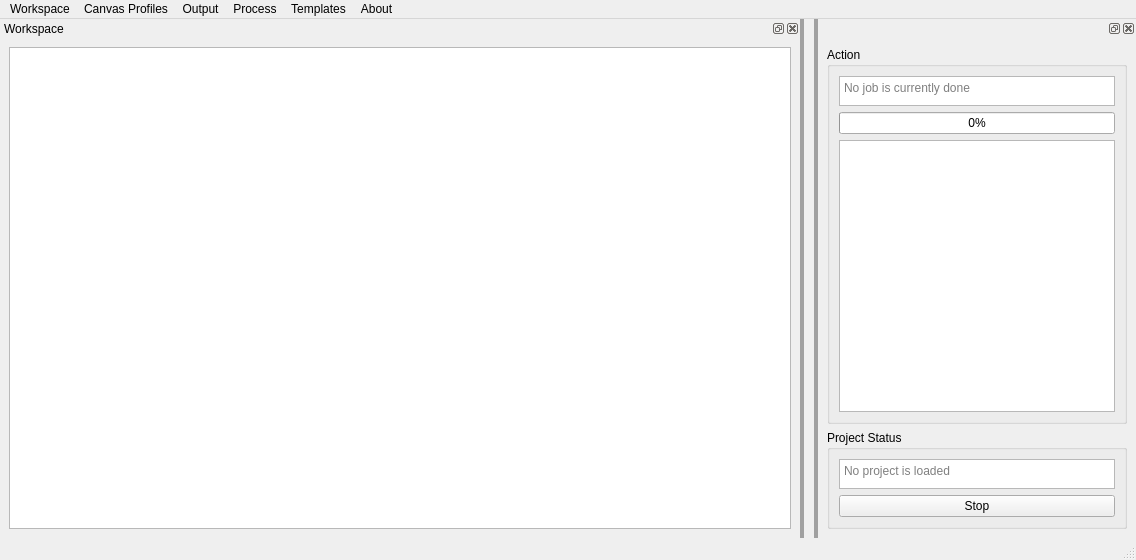
ShadobaDev/Platemaker-qt, file mainwindow/mainwindow.ui: the form before one commit.
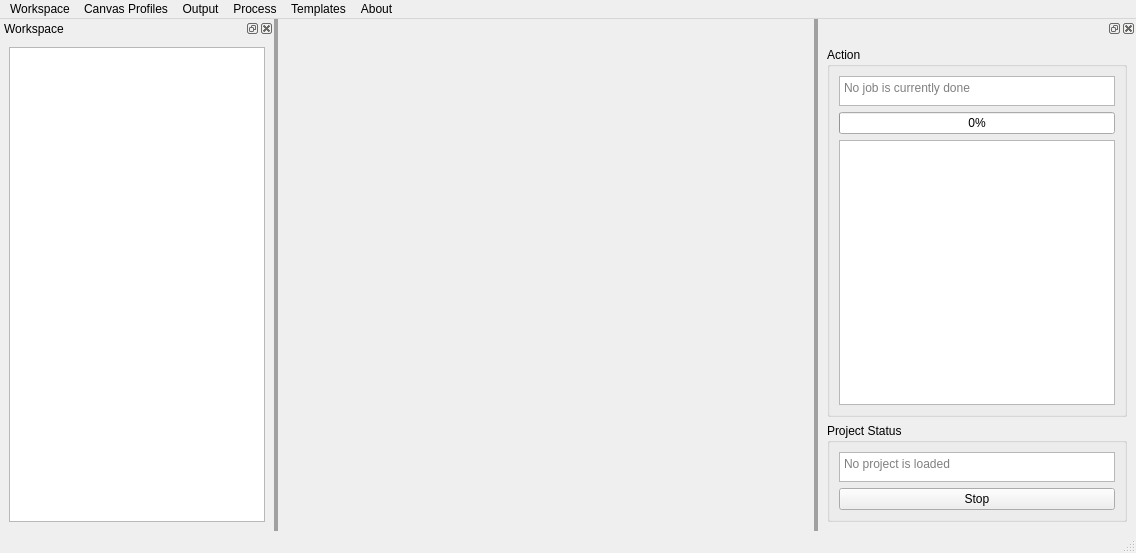
The form after the commit. Icons and pictures are not drawn.

Commit message: feat(docking): enhance docking layout for improved flexibility and usability

```diff
--- a/mainwindow/mainwindow.ui
+++ b/mainwindow/mainwindow.ui
@@ -259,8 +259,8 @@
   <widget class="QDockWidget" name="dockWidgetWorkspace">
    <property name="minimumSize">
     <size>
-     <width>800</width>
-     <height>514</height>
+     <width>200</width>
+     <height>200</height>
     </size>
    </property>
    <property name="windowTitle">
@@ -278,8 +278,8 @@
     </property>
     <property name="minimumSize">
      <size>
-      <width>500</width>
-      <height>500</height>
+      <width>150</width>
+      <height>150</height>
      </size>
     </property>
     <layout class="QVBoxLayout" name="verticalLayout_4">
```
The commit also changes 6 other files.
